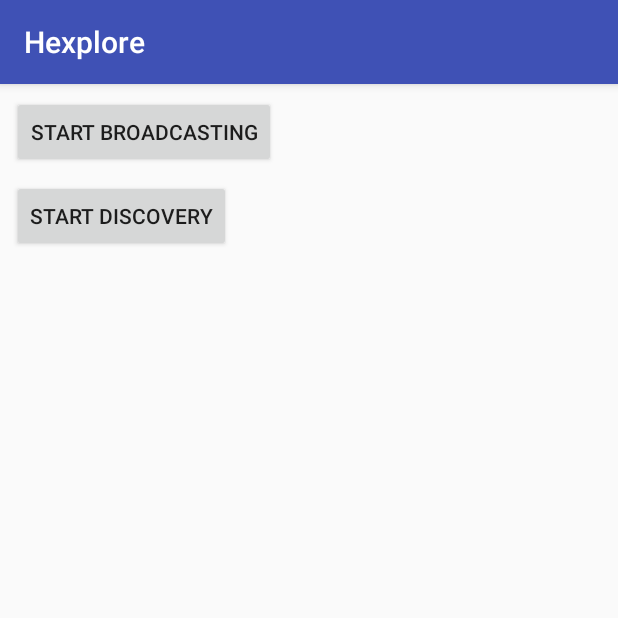
After one commit to raketwissenschaftler/hex18, an Android app: the TestActivity screen opened directly, with no data from a screen before it, on a phone screen of 412 x 824 dp, the top half of it. The commit adds this screen. Run offline under Robolectric (Android 15) with nearby library versions, the phone set to English and light mode, and no system bars.

Commit message:
Code for BT broadcasting and discovery

```diff
--- /dev/null
+++ b/app/src/main/java/com/treecio/hexplore/TestActivity.kt
@@ -0,0 +1,31 @@
+package com.treecio.hexplore
+
+import android.content.Intent
+import android.os.Bundle
+import android.support.v7.app.AppCompatActivity
+import com.treecio.hexplore.ble.BLEService
+import kotlinx.android.synthetic.main.activity_test.*
+
+class TestActivity : AppCompatActivity() {
+
+    override fun onCreate(savedInstanceState: Bundle?) {
+        super.onCreate(savedInstanceState)
+        setContentView(R.layout.activity_test)
+    }
+
+    override fun onStart() {
+        super.onStart()
+
+        btnBroadcast.setOnClickListener {
+            val intent = Intent(this, BLEService::class.java)
+            intent.putExtra(BLEService.EXTRA_MODE, BLEService.MODE_BROADCAST)
+            startService(intent)
+        }
+        btnBroadcast.setOnClickListener {
+            val intent = Intent(this, BLEService::class.java)
+            intent.putExtra(BLEService.EXTRA_MODE, BLEService.MODE_DISCOVERY)
+            startService(intent)
+        }
+    }
+
+}
--- /dev/null
+++ b/app/src/main/res/layout/activity_test.xml
@@ -0,0 +1,31 @@
+<?xml version="1.0" encoding="utf-8"?>
+<android.support.constraint.ConstraintLayout
+    xmlns:android="http://schemas.android.com/apk/res/android"
+    xmlns:app="http://schemas.android.com/apk/res-auto"
+    android:layout_width="match_parent"
+    android:layout_height="match_parent"
+    >
+
+    <Button
+        android:id="@+id/btnBroadcast"
+        android:layout_width="wrap_content"
+        android:layout_height="wrap_content"
+        android:layout_marginStart="8dp"
+        android:layout_marginTop="8dp"
+        android:text="Start broadcasting"
+        app:layout_constraintStart_toStartOf="parent"
+        app:layout_constraintTop_toTopOf="parent"
+        />
+
+    <Button
+        android:id="@+id/btnDiscovery"
+        android:layout_width="wrap_content"
+        android:layout_height="wrap_content"
+        android:layout_marginStart="8dp"
+        android:layout_marginTop="8dp"
+        android:text="Start discovery"
+        app:layout_constraintStart_toStartOf="parent"
+        app:layout_constraintTop_toBottomOf="@+id/btnBroadcast"
+        />
+
+</android.support.constraint.ConstraintLayout>
--- a/app/src/main/res/values/strings.xml
+++ b/app/src/main/res/values/strings.xml
@@ -1,5 +1,6 @@
-<resources>
+<resources xmlns:tools="http://schemas.android.com/tools">
     <string name="app_name">Hexplore</string>
     <string name="facebook_app_id">187284645391384</string>
     <string name="fb_login_protocol_scheme">fb187284645391384</string>
+    <string name="ble_service_uuid" tools:ignore="TypographyDashes">8397948d-36c6-4e5b-b552-32153014ad29</string>
 </resources>
```
Also changed, not shown: app/src/main/AndroidManifest.xml (+7 -0 lines), app/src/main/java/com/treecio/hexplore/HexploreApp.kt (added, +18 -0 lines), app/src/main/java/com/treecio/hexplore/ble/BLEService.kt (added, +134 -0 lines), app/src/main/java/com/treecio/hexplore/utils/Extensions.kt (added, +19 -0 lines).
